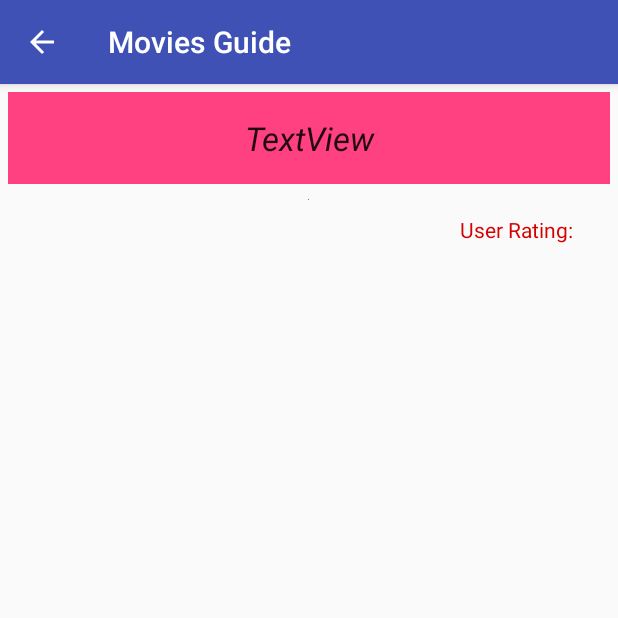
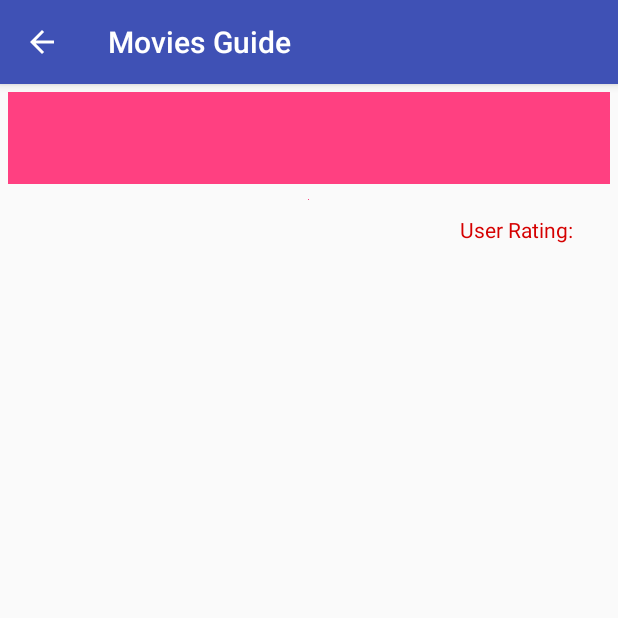
Before and after one commit to iamzeus4u/MoviesGuide, an Android app: the DetailActivity screen opened directly, with no data from a screen before it, on a phone screen of 412 x 824 dp, the top half of it. Run offline under Robolectric (Android 15) with nearby library versions, the light colour scheme and no system bars; our stand-ins replace Picasso; pictures from the network do not load.

Commit message:
Clean Up

```diff
--- a/app/src/main/res/layout/activity_detail.xml
+++ b/app/src/main/res/layout/activity_detail.xml
@@ -1,23 +1,21 @@
 <?xml version="1.0" encoding="utf-8"?>
-<!--COMPLETED (2) Change the root layout of activity_detail.xml to a FrameLayout and remove unnecessary xml attributes-->
 <LinearLayout xmlns:android="http://schemas.android.com/apk/res/android"
     xmlns:app="http://schemas.android.com/apk/res-auto"
     android:layout_width="match_parent"
     android:layout_height="match_parent"
-    android:orientation="vertical"
+    android:layout_margin="5dp"
     android:gravity="center_horizontal"
-    android:layout_margin="5dp">
+    android:orientation="vertical">
 
     <TextView
         android:id="@+id/movie_detail_title"
         android:layout_width="match_parent"
         android:layout_height="wrap_content"
+        android:background="@color/colorAccent"
+        android:padding="16dp"
         android:textAlignment="center"
         android:textAppearance="@style/TextAppearance.AppCompat.Large"
-        android:padding="16dp"
-        android:textStyle="italic"
-        android:background="@color/colorAccent"
-        android:text="TextView" />
+        android:textStyle="italic" />
 
     <ScrollView
         android:layout_width="match_parent"
@@ -27,54 +25,48 @@
             android:layout_width="match_parent"
             android:layout_height="wrap_content"
             android:orientation="vertical"
-            android:padding="10dp"
-            >
+            android:padding="10dp">
 
             <ImageView
                 android:id="@+id/movie_detail_poster"
                 android:layout_width="wrap_content"
                 android:layout_height="wrap_content"
-                app:srcCompat="@color/colorAccent"
-                android:layout_gravity="center_horizontal"/>
+                android:layout_gravity="center_horizontal"
+                app:srcCompat="@color/colorAccent" />
 
             <LinearLayout
                 android:layout_width="match_parent"
                 android:layout_height="match_parent"
-                android:orientation="horizontal"
+                android:layout_margin="10dp"
                 android:gravity="center_vertical"
-                android:layout_margin="10dp">
+                android:orientation="horizontal">
 
                 <TextView
                     android:id="@+id/movie_detail_date"
                     android:layout_width="match_parent"
                     android:layout_height="wrap_content"
                     android:layout_weight="1"
-                    android:textAppearance="@style/TextAppearance.AppCompat.Small"
-                    />
+                    android:textAppearance="@style/TextAppearance.AppCompat.Small" />
 
                 <TextView
                     android:id="@+id/movie_detail_rating"
                     android:layout_width="match_parent"
                     android:layout_height="wrap_content"
                     android:layout_weight="3"
+                    android:gravity="end"
                     android:text="@string/user_rating"
-                    android:textColor="@color/colorRating"
                     android:textAppearance="@style/TextAppearance.AppCompat.Small"
-                    android:gravity="end"
-                    />
+                    android:textColor="@color/colorRating" />
             </LinearLayout>
 
             <TextView
                 android:id="@+id/movie_detail_overview"
                 android:layout_width="match_parent"
                 android:layout_height="wrap_content"
-                android:textAppearance="@style/TextAppearance.AppCompat.Medium"
                 android:padding="10dp"
-                />
+                android:textAppearance="@style/TextAppearance.AppCompat.Medium" />
 
         </LinearLayout>
-
-
 
     </ScrollView>
 
--- a/app/src/main/res/layout/activity_main.xml
+++ b/app/src/main/res/layout/activity_main.xml
@@ -29,6 +29,7 @@
         android:layout_height="wrap_content"
         android:padding="16dp"
         android:text="@string/error_message"
+        android:layout_gravity="center"
         android:textSize="20sp"
         android:visibility="invisible" />
 
```
Also changed, not shown: app/src/main/java/xyz/jc/zeus/moviesguide/MainActivity.java (+11 -2 lines), app/src/main/java/xyz/jc/zeus/moviesguide/utilities/MovieDBJsonUtils.java (+42 -12 lines), app/src/main/res/layout/movies_list_item.xml (+4 -10 lines).
